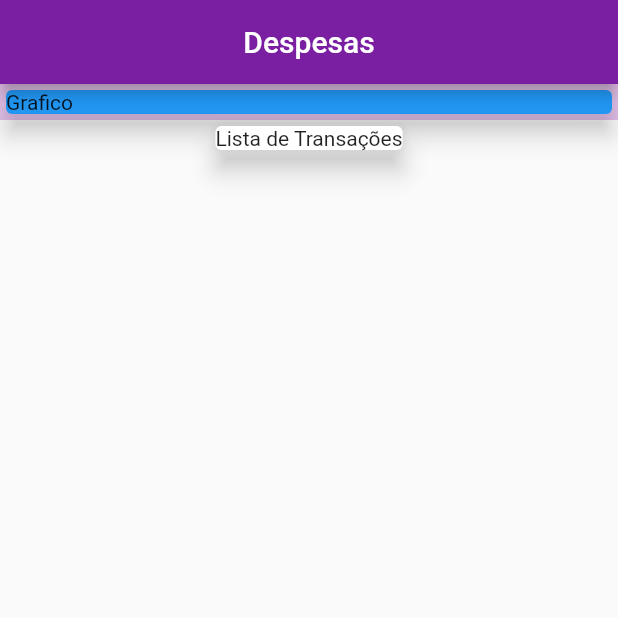
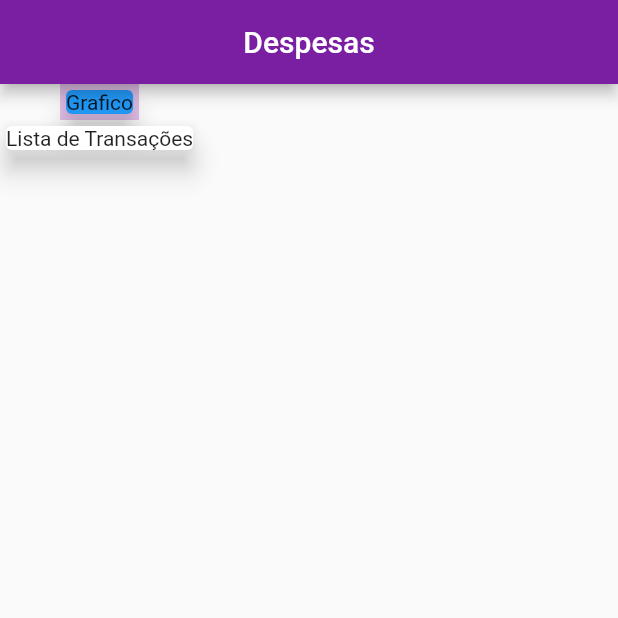
Before and after one commit to Thiago-CSantos/Flutter-appDespesas, a Flutter app: the screen it shows after launch, on a phone screen of 412 x 824 dp, the top half of it. Run offline on Flutter 3.47's test engine with Material 2 defaults, Android fonts, the phone set to English and light mode, and no system bars.

```diff
--- a/lib/main.dart
+++ b/lib/main.dart
@@ -34,7 +34,6 @@ class MyHomePage extends StatelessWidget {
       body: Column(
         children: <Widget>[
           Container(
-            width: double.infinity,
             color: Colors.purple.shade100,
             child: const Card(
               elevation: 7,
```
